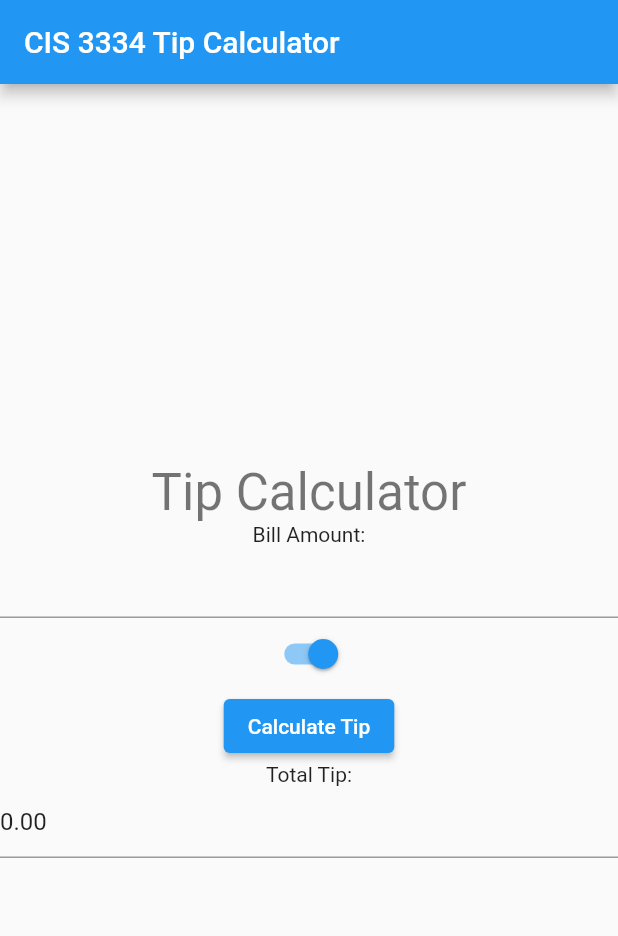
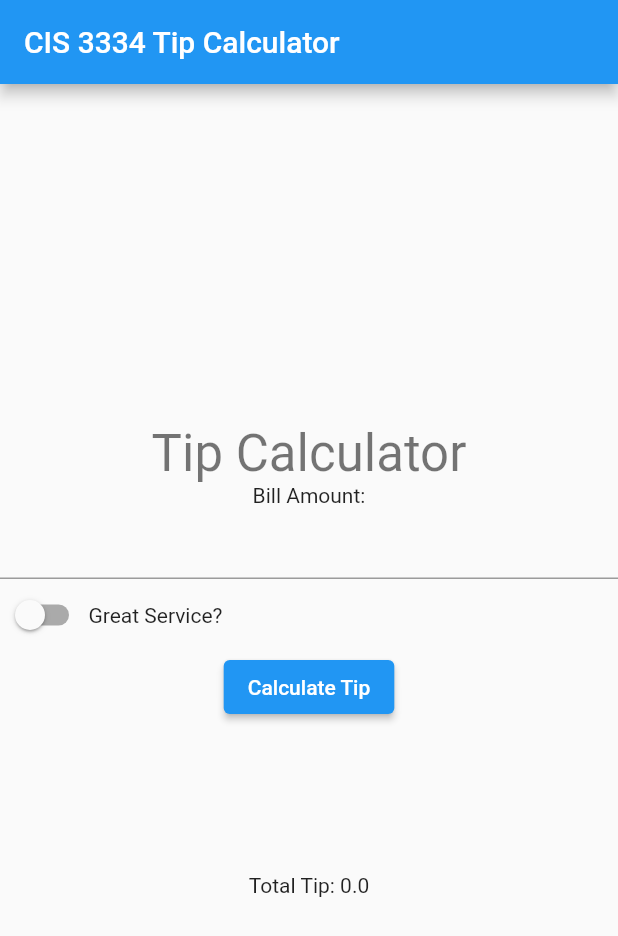
Before and after one commit to Cskeim4/flutter_tip_calculator, a Flutter app: the screen it shows after launch, after a tap on "Calculate Tip", on a phone screen of 412 x 824 dp. Shown: the top 936 px of the screen. Run offline on Flutter 3.47's test engine with Material 2 defaults, Android fonts, the phone set to English and light mode, and no system bars.

Commit message:
Version 1.1

```diff
--- a/lib/main.dart
+++ b/lib/main.dart
@@ -47,7 +47,7 @@ class _MyHomePageState extends State<MyHomePage> {
 
   //Declare and Initialize textField Controllers, connection to the widgets
   final billTextField = TextEditingController();
-  final totalTextField = TextEditingController();
+
 
   //Local Variables to determine the tip and total bill
   bool isSwitched = false;
@@ -58,12 +58,9 @@ class _MyHomePageState extends State<MyHomePage> {
 
   //Method to Calculate the tip amount
   //This method takes in the tip percentage as a parameter
-  void _calculateTip(double _tipPercent){
-    setState(() {
-        _totalTip = _amount * _tipPercent;
-        totalTextField.text = _totalTip.toStringAsFixed(2);
-    });
-  }
+  // void _calculateTip(double _tipPercent){
+  //
+  // }
 
   @override
   Widget build(BuildContext context) {
@@ -88,7 +85,7 @@ class _MyHomePageState extends State<MyHomePage> {
               'Tip Calculator',
               //Increase the font size of the text and change the color
               style: Theme.of(context).textTheme.headline4,
-              //style: TextStyle(
+               //TextStyle(
                 //color: Colors.cyan,
               //),
 
@@ -99,6 +96,8 @@ class _MyHomePageState extends State<MyHomePage> {
             TextField(
               controller: billTextField,
             ),
+            Row(
+              children: [
                 Switch(
                     value: isSwitched,
                     onChanged: (value){
@@ -108,25 +107,33 @@ class _MyHomePageState extends State<MyHomePage> {
                       });
                     }
                 ),
+                Text("Great Service?"),
+              ],
+            ),
             ElevatedButton(
                 onPressed: (){
-                  if(isSwitched = true){
+                  setState(() {
+                    _amount = double.parse(billTextField.text);
+
+                  if(isSwitched == true){
                     _tipPercent = .20;
                   }
                   else{
                     _tipPercent = .15;
                   }
+
+                    _totalTip = _amount * _tipPercent;
+
+                  });
+
                   //Call the calculate tip method and send in the tip percentage
-                  _calculateTip(_tipPercent);
+                  //_calculateTip(_tipPercent);
                 },
                 child: Text("Calculate Tip")),
+            SizedBox(height: 100),
             Text(
-              'Total Tip:'
+              'Total Tip: $_totalTip'
             ),
-            TextField(
-              //Display the total tip for the bill amount entered
-              controller: totalTextField,
-            )
 
           ],
         ),
```
Lines whose indentation alone changed are shown as unchanged.
